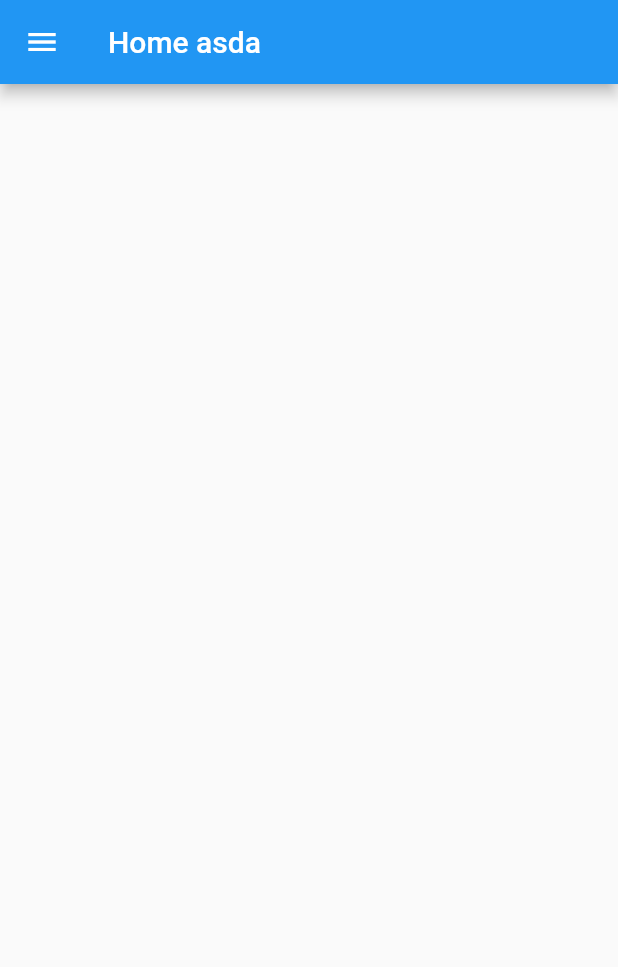
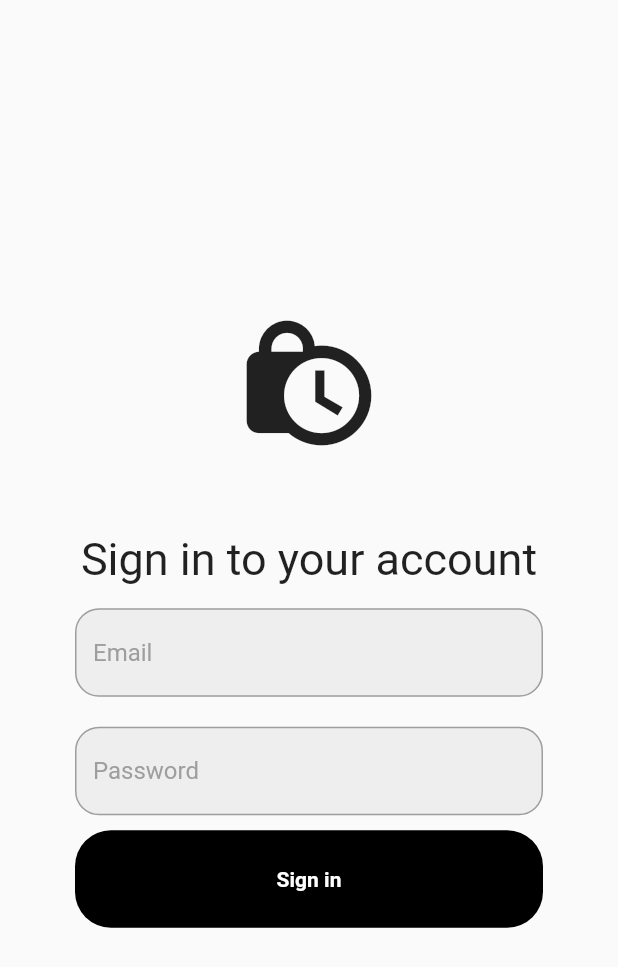
Before and after one commit to Karlo11111/Aedis---HotelSoftvare-using-Flutter, a Flutter app: the screen it shows after launch, on a phone screen of 412 x 824 dp. Shown: the top 967 px of the screen. Run offline on Flutter 3.47's test engine with Material 2 defaults, Android fonts, the phone set to English and light mode, and no system bars; our stand-ins replace firebase_auth, firebase_core; accounts and stored records are empty.

Commit message:
Added a login screen
made an object button and text field and used it to configure authentification on firebase

```diff
--- /dev/null
+++ b/lib/LoginPages/login_page.dart
@@ -0,0 +1,117 @@
+// ignore_for_file: prefer_const_constructors, non_constant_identifier_names
+
+import 'package:firebase_auth/firebase_auth.dart';
+import 'package:flutter/material.dart';
+import 'package:razvoj_sofvera/Utilities/buttons.dart';
+import 'package:razvoj_sofvera/Utilities/text_fields.dart';
+
+class LoginPage extends StatefulWidget {
+  const LoginPage({super.key, required this.ontap});
+  final Function()? ontap;
+
+  @override
+  State<LoginPage> createState() => _LoginPageState();
+}
+
+class _LoginPageState extends State<LoginPage> {
+  //controllers for text
+  final emailTextController = TextEditingController();
+  final passwordTextController = TextEditingController();
+
+  //sing in function
+  void SignIn() async{
+    //show loading circle
+    showDialog(
+      context: context,
+      builder: (context) => Center(child: CircularProgressIndicator()),
+    );
+    try{
+      await FirebaseAuth.instance.signInWithEmailAndPassword(
+        email: emailTextController.text,
+        password: passwordTextController.text
+      );
+      if(context.mounted) Navigator.pop(context);
+    } on FirebaseAuthException catch(e) {
+      //pop loading circle
+      Navigator.pop(context);
+      //display if theres and error while logging in
+      displayMessage(e.code);
+    }
+  }
+
+  //dispaly a message with the error
+  void displayMessage(String message) {
+    showDialog(
+      context: context,
+      builder: (context) => AlertDialog(
+        title: Padding(
+          padding: const EdgeInsets.all(8.0),
+          child: Text(message),
+        ),
+      )
+    );
+  }
+
+
+  @override
+  Widget build(BuildContext context) {
+    return Scaffold(
+      body: Center(
+        child: SingleChildScrollView(
+          child: Center(
+            child: Padding(
+              padding: EdgeInsets.symmetric(horizontal: 50.0),
+              child: Column(
+                mainAxisAlignment: MainAxisAlignment.center,
+                children: [
+                  //LOGO
+                  Icon(Icons.lock_clock, size: 100),
+
+                  //SIZED BOX
+                  SizedBox(height: 50),
+
+                  //TEXT
+                  Text("Sign in to your account", style: TextStyle(fontSize: 30)),
+
+                  //SIZED BOX
+                  SizedBox(height: 15),
+
+
+                  //TEXTFIELDS FOR EMAIL AND PASSWD
+                  //email
+                  MyTextField(
+                    controller: emailTextController,
+                    hintText: "Email",
+                    obscureText: false,
+                  ),
+
+                  //sized box
+                  const SizedBox(height: 20),
+
+                  //passwd
+                  MyTextField(
+                    controller: passwordTextController,
+                    hintText: "Password",
+                    obscureText: true,
+                  ),
+
+                  //sized box
+                  const SizedBox(height: 10),
+
+                  //login button
+                  MyButton(buttonText: "Sign in", ontap: SignIn)
+
+                  //text with register page button text
+                ],
+
+              ),
+            ),
+          ),
+        ),
+      ),
+
+
+
+    );
+  }
+}
--- /dev/null
+++ b/lib/Utilities/buttons.dart
@@ -0,0 +1,26 @@
+// ignore_for_file: prefer_const_constructors
+
+import 'package:flutter/material.dart';
+
+class MyButton extends StatelessWidget {
+  const MyButton({super.key, required this.buttonText, required this.ontap});
+
+  final Function()? ontap;
+  final String buttonText;
+
+  @override
+  Widget build(BuildContext context) {
+    return GestureDetector(
+      onTap: ontap,
+      child: Container(
+        decoration: BoxDecoration(
+          borderRadius: BorderRadius.circular(24),
+          color: Colors.black,
+        ),
+        alignment: Alignment.center,
+        height: 65,
+        child: Text(buttonText, style: TextStyle(color: Colors.white, fontWeight: FontWeight.bold),),
+      ),
+    );
+  }
+}
--- /dev/null
+++ b/lib/Utilities/text_fields.dart
@@ -0,0 +1,29 @@
+// ignore_for_file: prefer_const_constructors
+
+import 'package:flutter/material.dart';
+
+class MyTextField extends StatelessWidget {
+  const MyTextField({super.key, required this.controller, required this.hintText, required this.obscureText});
+
+  final TextEditingController controller;
+  final String hintText;
+  final bool obscureText;
+
+  @override
+  Widget build(BuildContext context) {
+    return TextField(
+      controller: controller,
+      obscureText: obscureText,
+      decoration: InputDecoration(
+        enabledBorder: OutlineInputBorder(
+          borderSide: BorderSide(color: Colors.grey),
+          borderRadius: BorderRadius.circular(16)
+        ),
+        fillColor: Colors.grey.shade200,
+        filled: true,
+        hintText: hintText,
+        hintStyle: TextStyle(color: Colors.grey.shade500)
+      ),
+    );
+  }
+}
--- a/lib/main.dart
+++ b/lib/main.dart
@@ -1,6 +1,7 @@
 // ignore_for_file: prefer_const_constructors
 
 import 'package:flutter/material.dart';
+import 'package:razvoj_sofvera/LoginPages/login_page.dart';
 import 'package:razvoj_sofvera/pages/home_page.dart';
 
 void main() {
@@ -14,7 +15,11 @@ class MyApp extends StatelessWidget {
   Widget build(BuildContext context) {
     return MaterialApp(
       debugShowCheckedModeBanner: false,
-      home: HomePage(),
+      home: LoginPage(
+        ontap: () {
+
+        },
+      ),
     );
   }
 }
--- a/pubspec.yaml
+++ b/pubspec.yaml
@@ -35,6 +35,8 @@ dependencies:
   # The following adds the Cupertino Icons font to your application.
   # Use with the CupertinoIcons class for iOS style icons.
   cupertino_icons: ^1.0.2
+  firebase_core: ^2.19.0
+  firebase_auth: ^4.11.1
 
 dev_dependencies:
   flutter_test:
```
Also changed, not shown: lib/firebase_options.dart (added), pubspec.lock, 6 other files.
